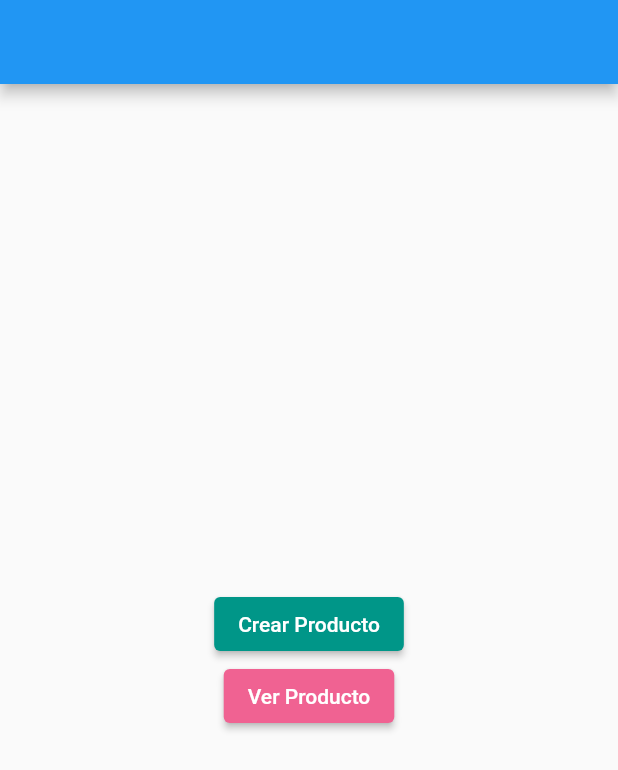
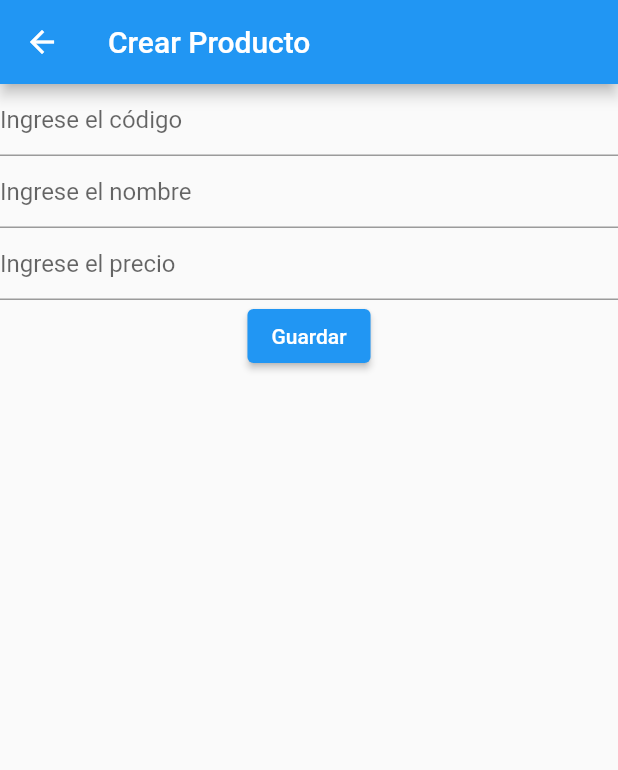
Before and after one commit to ederjgb94/topicostarde, a Flutter app: the screen it shows after launch, after a tap on "Crear Producto", on a phone screen of 412 x 824 dp. Shown: the top 770 px of the screen. Run offline on Flutter 3.47's test engine with Material 2 defaults, Android fonts, the phone set to English and light mode, and no system bars; our stand-ins replace google_fonts.

Commit message:
formulario para crear producto + creacion de producto

```diff
--- /dev/null
+++ b/lib/vistas/crear_producto.dart
@@ -0,0 +1,71 @@
+import 'package:flutter/material.dart';
+import 'package:topicostarde/producto.dart';
+
+class CrearProducto extends StatefulWidget {
+  CrearProducto({Key? key}) : super(key: key);
+
+  @override
+  State<CrearProducto> createState() => _CrearProductoState();
+}
+
+class _CrearProductoState extends State<CrearProducto> {
+  final TextEditingController codigoController = TextEditingController();
+
+  final TextEditingController nombreController = TextEditingController();
+
+  final TextEditingController precioController = TextEditingController();
+
+  bool error_precio = false;
+
+  @override
+  Widget build(BuildContext context) {
+    return Scaffold(
+      appBar: AppBar(
+        title: const Text('Crear Producto'),
+      ),
+      body: Column(children: [
+        TextField(
+          controller: codigoController,
+          decoration: const InputDecoration(
+            hintText: 'Ingrese el código',
+          ),
+        ),
+        TextField(
+          controller: nombreController,
+          decoration: const InputDecoration(
+            hintText: 'Ingrese el nombre',
+          ),
+        ),
+        TextField(
+          controller: precioController,
+          onChanged: (value) {
+            if (value.contains('s')) {
+              setState(() {
+                error_precio = true;
+              });
+            } else {
+              setState(() {
+                error_precio = false;
+              });
+            }
+          },
+          decoration: InputDecoration(
+            hintText: 'Ingrese el precio',
+            errorText: error_precio ? 'Tengo ERROR' : null,
+          ),
+        ),
+        ElevatedButton(
+          onPressed: () {
+            var producto = Producto(
+              codigo: codigoController.text,
+              nombre: nombreController.text,
+              precio: double.parse(precioController.text),
+            );
+            Navigator.pop(context, producto);
+          },
+          child: const Text('Guardar'),
+        ),
+      ]),
+    );
+  }
+}
--- a/lib/vistas/menu.dart
+++ b/lib/vistas/menu.dart
@@ -1,5 +1,6 @@
 import 'package:flutter/material.dart';
 import 'package:topicostarde/producto.dart';
+import 'package:topicostarde/vistas/crear_producto.dart';
 import 'package:topicostarde/vistas/ver_productos.dart';
 
 class MenuPage extends StatelessWidget {
@@ -31,7 +32,19 @@ class MenuPage extends StatelessWidget {
               style: ElevatedButton.styleFrom(
                 backgroundColor: Colors.teal,
               ),
-              onPressed: () {},
+              onPressed: () {
+                Navigator.push(
+                  context,
+                  MaterialPageRoute(
+                    builder: (c) {
+                      return CrearProducto();
+                    },
+                  ),
+                ).then((value) {
+                  Producto producto = value;
+                  productos.add(producto);
+                });
+              },
               child: Text(
                 'Crear Producto',
               ),
```
